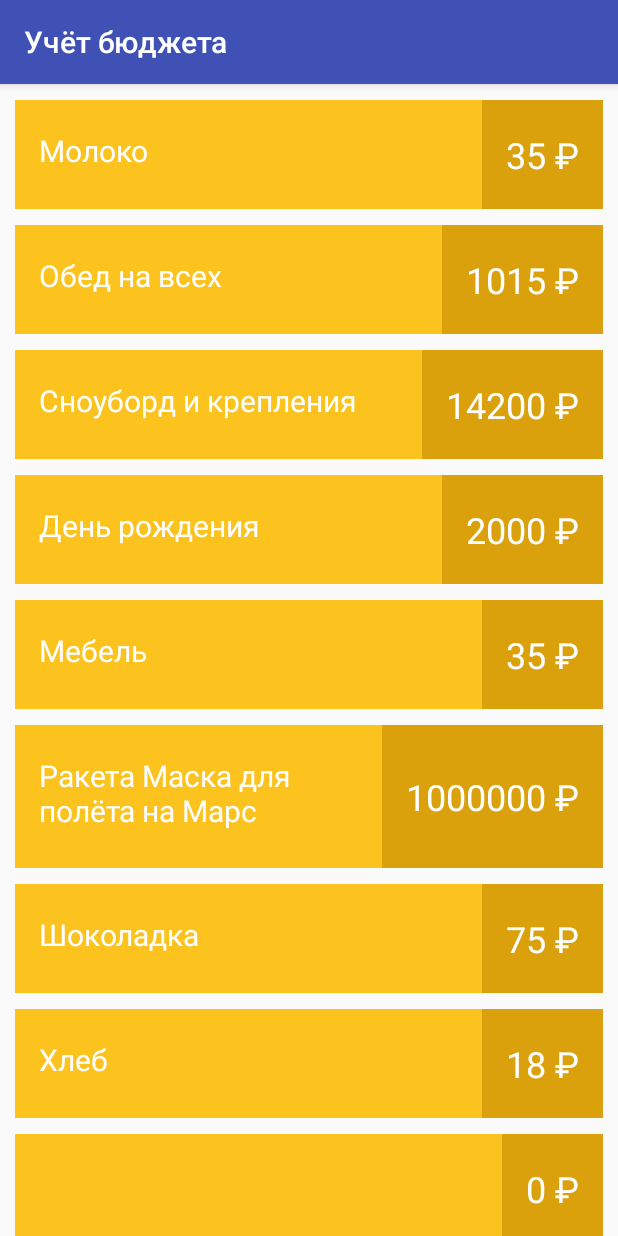
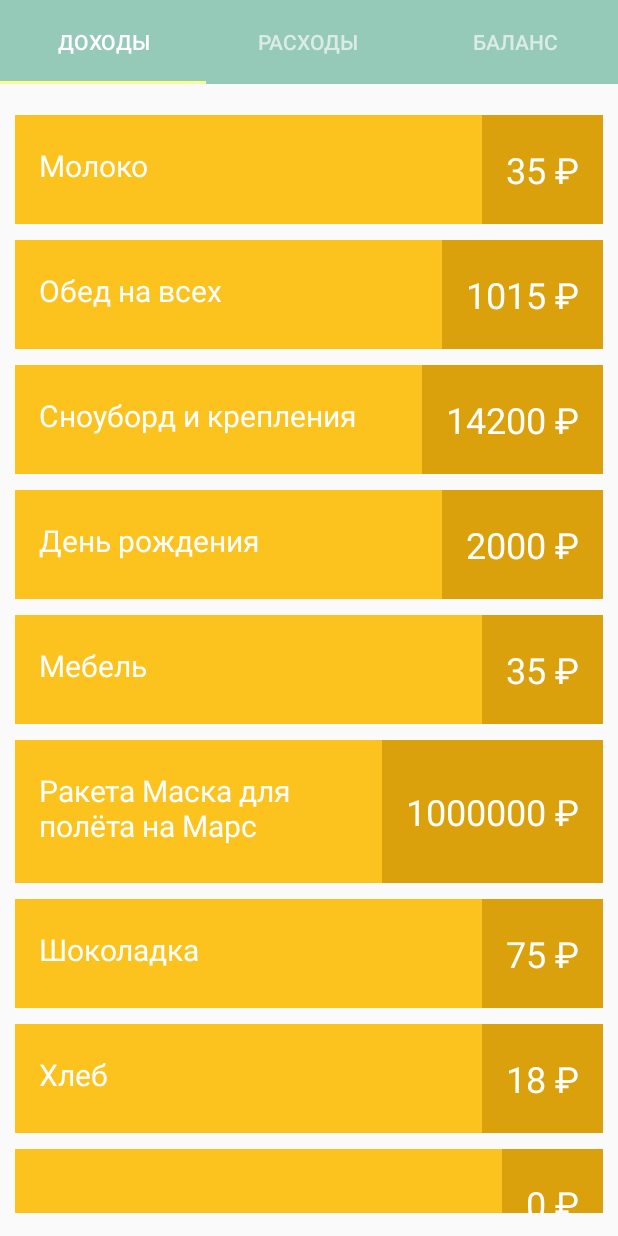
Before and after one commit to TuxGit/MoneyTracker, an Android app: the screen it shows after launch (ItemListActivity before the commit, MainActivity after it), on a phone screen of 412 x 824 dp. Run offline under Robolectric (Android 15) with nearby library versions, the phone set to English and light mode, and no system bars.

Commit message:
Upd main activity: add TabLayout (styled), ViewPager with fragments;

```diff
--- a/app/build.gradle
+++ b/app/build.gradle
@@ -23,6 +23,7 @@ dependencies {
     implementation 'com.android.support:appcompat-v7:26.1.0'
     implementation 'com.android.support.constraint:constraint-layout:1.0.2'
     implementation 'com.android.support:recyclerview-v7:26.1.0'
+    implementation 'com.android.support:design:26.1.0'
     testImplementation 'junit:junit:4.12'
     androidTestImplementation 'com.android.support.test:runner:1.0.1'
     androidTestImplementation 'com.android.support.test.espresso:espresso-core:3.0.1'
--- a/app/src/main/java/ru/tux/moneytracker/ItemListActivity.java
+++ /dev/null
@@ -1,30 +0,0 @@
-package ru.tux.moneytracker;
-
-import android.support.v7.app.AppCompatActivity;
-import android.os.Bundle;
-import android.support.v7.widget.LinearLayoutManager;
-import android.support.v7.widget.RecyclerView;
-
-/**
- *
- */
-public class ItemListActivity extends AppCompatActivity {
-    private RecyclerView recyclerView;
-    // private List<Record> data = new ArrayList<>();
-    private ItemListAdapter adapter;
-
-    @Override
-    protected void onCreate(Bundle savedInstanceState) {
-        super.onCreate(savedInstanceState);
-
-        setContentView(R.layout.activity_item_list);
-
-        recyclerView = findViewById(R.id.list);
-        recyclerView.setLayoutManager(new LinearLayoutManager(this));
-        // todo - recyclerView.addItemDecoration();
-        //adapter = new ItemListAdapter(this);
-        adapter = new ItemListAdapter();
-        recyclerView.setAdapter(adapter);
-    }
-
-}
--- /dev/null
+++ b/app/src/main/java/ru/tux/moneytracker/ItemListFragment.java
@@ -0,0 +1,63 @@
+package ru.tux.moneytracker;
+
+import android.os.Bundle;
+import android.support.annotation.Nullable;
+import android.support.v4.app.Fragment;
+import android.support.v7.widget.LinearLayoutManager;
+import android.support.v7.widget.RecyclerView;
+import android.util.Log;
+import android.view.LayoutInflater;
+import android.view.View;
+import android.view.ViewGroup;
+
+public class ItemListFragment extends Fragment {
+
+    private static final String TYPE_KEY = "type";
+    private static final int TYPE_UNKNOWN = -1;
+    public static final int TYPE_INCOMES = 1;
+    public static final int TYPE_EXPENSES = 2;
+
+    private int type;
+    private RecyclerView recycler;
+    private ItemListAdapter adapter;
+    private static final String TAG = "ItemListFragment";
+
+    public static ItemListFragment createItemListFragment(int type) {
+        ItemListFragment fragment = new ItemListFragment();
+        Log.d(TAG, "Type=" + String.valueOf(type));
+
+        Bundle bundle = new Bundle();
+        bundle.putInt(ItemListFragment.TYPE_KEY, ItemListFragment.TYPE_INCOMES);
+
+        fragment.setArguments(bundle);
+        return fragment;
+    }
+
+    @Override
+    public void onCreate(@Nullable Bundle savedInstanceState) {
+        super.onCreate(savedInstanceState);
+        adapter = new ItemListAdapter();
+
+        Bundle bundle = getArguments();
+        type = bundle.getInt(TYPE_KEY, TYPE_UNKNOWN);
+
+        if (type == TYPE_UNKNOWN) {
+            throw new IllegalArgumentException("Unknown type");
+        }
+    }
+
+    @Nullable
+    @Override
+    public View onCreateView(LayoutInflater inflater, @Nullable ViewGroup container, @Nullable Bundle savedInstanceState) {
+        View view = inflater.inflate(R.layout.fragment_item_list, container, false);
+        return view;
+    }
+
+    @Override
+    public void onViewCreated(View view, @Nullable Bundle savedInstanceState) {
+        super.onViewCreated(view, savedInstanceState);
+        recycler = view.findViewById(R.id.list);
+        recycler.setLayoutManager(new LinearLayoutManager(getContext())); // getActivity()
+        recycler.setAdapter(adapter);
+    }
+}
--- a/app/src/main/java/ru/tux/moneytracker/MainActivity.java
+++ b/app/src/main/java/ru/tux/moneytracker/MainActivity.java
@@ -1,5 +1,7 @@
 package ru.tux.moneytracker;
 
+import android.support.design.widget.TabLayout;
+import android.support.v4.view.ViewPager;
 import android.support.v7.app.AppCompatActivity;
 import android.os.Bundle;
 import android.util.Log;
@@ -7,10 +9,21 @@ import android.util.Log;
 public class MainActivity extends AppCompatActivity {
     private static final String TAG = "MainActivity";
 
+    private ViewPager viewPager;
+    private TabLayout tabLayout;
+
     @Override
     protected void onCreate(Bundle savedInstanceState) {
         super.onCreate(savedInstanceState);
         setContentView(R.layout.activity_main);
+
+        viewPager = findViewById(R.id.view_pager);
+        tabLayout = findViewById(R.id.tab_layout);
+
+        MainPageAdapter adapter = new MainPageAdapter(getSupportFragmentManager(), this);
+        viewPager.setAdapter(adapter);
+
+        tabLayout.setupWithViewPager(viewPager);
 
         Log.d(TAG, "onCreate");
     }
--- /dev/null
+++ b/app/src/main/java/ru/tux/moneytracker/MainPageAdapter.java
@@ -0,0 +1,53 @@
+package ru.tux.moneytracker;
+
+import android.content.Context;
+import android.support.v4.app.Fragment;
+import android.support.v4.app.FragmentManager;
+import android.support.v4.app.FragmentPagerAdapter;
+
+/**
+ * Created by tux on 16.03.2018.
+ */
+
+public class MainPageAdapter extends FragmentPagerAdapter {
+
+    private static final int PAGE_INCOMES = 0;
+    private static final int PAGE_EXPENSES = 1;
+    private static final int PAGE_BALANCE = 2;
+
+    private String[] titles;
+
+    public MainPageAdapter(FragmentManager fm, Context context) {
+        super(fm);
+
+        titles = context.getResources().getStringArray(R.array.tab_title);
+    }
+
+    @Override
+    public Fragment getItem(int position) {
+        switch (position) {
+            case PAGE_INCOMES:
+                return ItemListFragment.createItemListFragment(ItemListFragment.TYPE_INCOMES);
+
+
+            case PAGE_EXPENSES:
+                return ItemListFragment.createItemListFragment(ItemListFragment.TYPE_EXPENSES);
+
+            case PAGE_BALANCE:
+                return new BalanceFragment();
+
+            default:
+                return null;
+        }
+    }
+
+    @Override
+    public int getCount() {
+        return 3;
+    }
+
+    @Override
+    public CharSequence getPageTitle(int position) {
+        return titles[position];
+    }
+}
--- a/app/src/main/res/layout/activity_main.xml
+++ b/app/src/main/res/layout/activity_main.xml
@@ -1,21 +1,27 @@
 <?xml version="1.0" encoding="utf-8"?>
 <LinearLayout xmlns:android="http://schemas.android.com/apk/res/android"
-    xmlns:app="http://schemas.android.com/apk/res-auto"
     xmlns:tools="http://schemas.android.com/tools"
     android:layout_width="match_parent"
     android:layout_height="match_parent"
+    android:orientation="vertical"
     tools:context="ru.tux.moneytracker.MainActivity">
 
-    <TextView
-        android:layout_width="wrap_content"
-        android:layout_height="wrap_content"
-        android:text="@string/some_hello_text"
-        android:background="@color/textBackgroundColor"
-        android:textColor="@color/textColor"
-        android:textSize="@dimen/textSize"
-        app:layout_constraintBottom_toBottomOf="parent"
-        app:layout_constraintLeft_toLeftOf="parent"
-        app:layout_constraintRight_toRightOf="parent"
-        app:layout_constraintTop_toTopOf="parent" />
+    <android.support.design.widget.TabLayout
+        android:id="@+id/tab_layout"
+        style="@style/TabLayout"
+        android:layout_width="match_parent"
+        android:layout_height="?android:attr/actionBarSize"
+        android:background="@color/colorPrimary">
+
+    </android.support.design.widget.TabLayout>
+
+    <android.support.v4.view.ViewPager
+        android:id="@+id/view_pager"
+        android:layout_width="match_parent"
+        android:layout_height="match_parent"
+        android:layout_marginTop="15dp"
+        android:layout_marginBottom="15dp">
+
+    </android.support.v4.view.ViewPager>
 
 </LinearLayout>
--- a/app/src/main/res/layout/activity_item_list.xml
+++ b/app/src/main/res/layout/fragment_item_list.xml
@@ -4,6 +4,7 @@
     android:layout_width="match_parent"
     android:layout_height="match_parent"
     android:layout_marginTop="5dp">
+    <!--layout_marginTop not work with viewpager-->
 
     <android.support.v7.widget.RecyclerView
         android:id="@+id/list"
--- a/app/src/main/res/values/colors.xml
+++ b/app/src/main/res/values/colors.xml
@@ -13,4 +13,6 @@
     <color name="itemPriceColor">#daa10c</color>
 
     <color name="white">#FFFFFF</color>
+    <color name="light_blue_grey">#dbece6</color>
+    <color name="pale_teal_two">#95c9b8</color>
 </resources>
--- a/app/src/main/res/values/strings.xml
+++ b/app/src/main/res/values/strings.xml
@@ -9,13 +9,13 @@
     <string name="add_item_list_title">Учёт бюджета</string>
     <string name="item_price_format">%s &#x20bd;</string>
 
-    <!--<string name="tab_incomes">Доходы</string>-->
-    <!--<string name="tab_expenses">Расходы</string>-->
-    <!--<string name="tab_balance">Баланс</string>-->
+    <string name="tab_incomes">Доходы</string>
+    <string name="tab_expenses">Расходы</string>
+    <string name="tab_balance">Баланс</string>
 
-    <!--<string-array name="tab_title">-->
-        <!--<item>@string/tab_incomes</item>-->
-        <!--<item>@string/tab_expenses</item>-->
-        <!--<item>@string/tab_balance</item>-->
-    <!--</string-array>-->
+    <string-array name="tab_title">
+        <item>@string/tab_incomes</item>
+        <item>@string/tab_expenses</item>
+        <item>@string/tab_balance</item>
+    </string-array>
 </resources>
--- a/app/src/main/res/values/styles.xml
+++ b/app/src/main/res/values/styles.xml
@@ -1,11 +1,18 @@
 <resources>
 
     <!-- Base application theme. -->
-    <style name="AppTheme" parent="Theme.AppCompat.Light.DarkActionBar">
+    <style name="AppTheme" parent="Theme.AppCompat.Light.NoActionBar">
         <!-- Customize your theme here. -->
         <item name="colorPrimary">@color/colorPrimary</item>
         <item name="colorPrimaryDark">@color/colorPrimaryDark</item>
         <item name="colorAccent">@color/colorAccent</item>
     </style>
 
+    <style name="TabLayout" parent="Widget.Design.TabLayout">
+        <item name="tabBackground">@color/pale_teal_two</item>
+        <item name="tabTextColor">@color/light_blue_grey</item>
+        <item name="tabSelectedTextColor">@color/white</item>
+        <item name="tabIndicatorColor">#F7FD97</item>
+    </style>
+
 </resources>
```
Also changed, not shown: app/src/main/AndroidManifest.xml (+2 -10 lines), app/src/main/java/ru/tux/moneytracker/BalanceFragment.java (added, +29 -0 lines), app/src/main/res/layout/fragment_balance.xml (added, +14 -0 lines).
